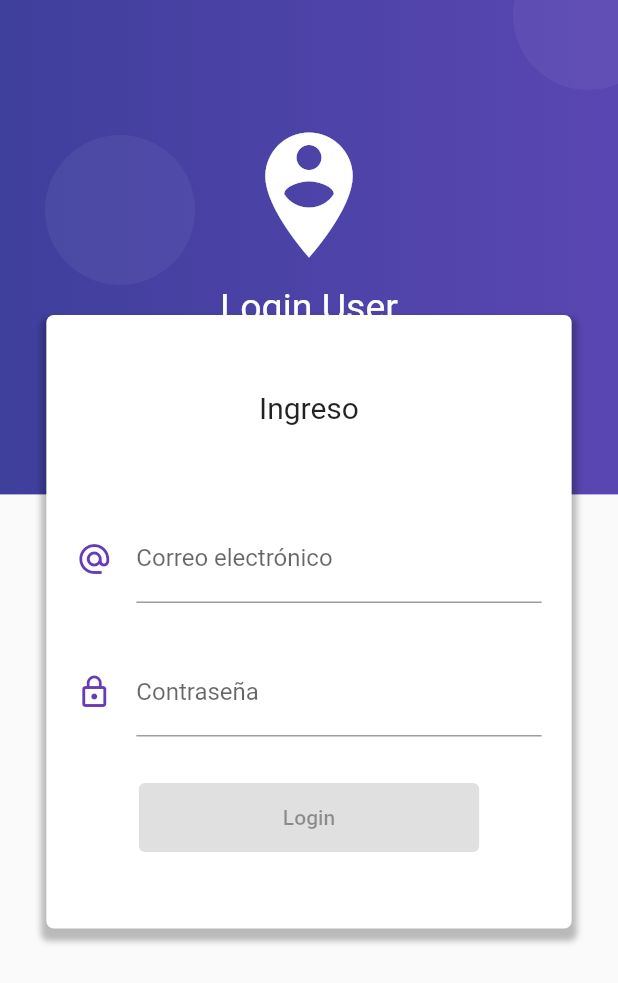
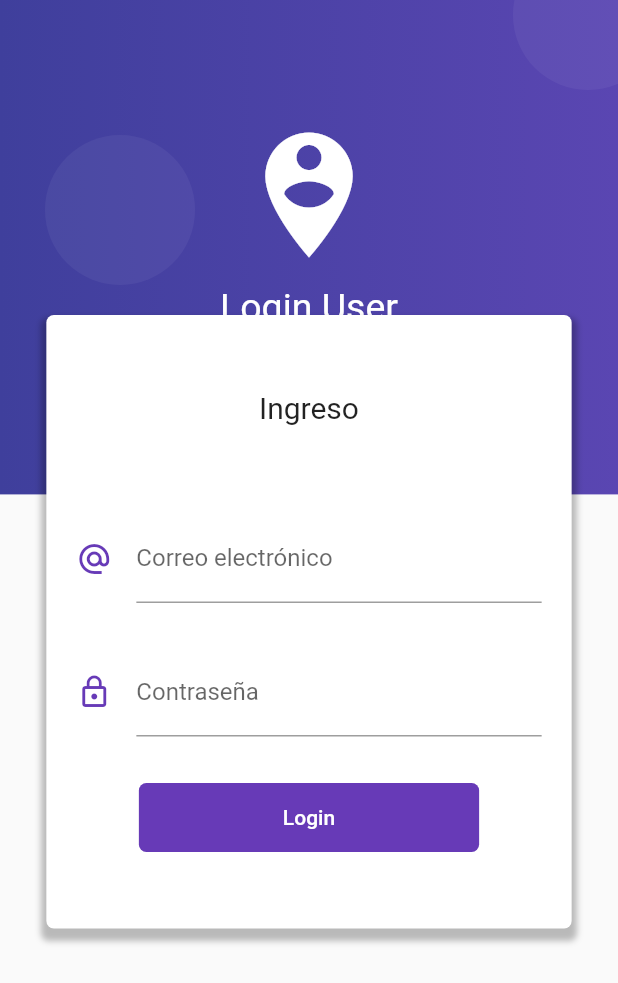
Before and after one commit to SimbakSmart/login_bloc, a Flutter app: the screen it shows after launch, on a phone screen of 412 x 824 dp. Shown: the top 983 px of the screen. Run offline on Flutter 3.47's test engine with Material 2 defaults, Android fonts, the phone set to English and light mode, and no system bars.

Commit message:
02 - ElevateButton Repalce RaisedButton

```diff
--- a/lib/src/pages/login_page.dart
+++ b/lib/src/pages/login_page.dart
@@ -148,14 +148,22 @@ class LoginPage extends StatelessWidget {
   }
 
   Widget _crearBoton( ) {
-    return ElevatedButton(onPressed: null,
-       // style: ButtonStyle( backgroundColor: Color(Colors.deepPurple) ),
+    return ElevatedButton(
+      child: Container(
+        padding: EdgeInsets.symmetric(horizontal: 80.0,vertical: 15.0),
+      child: Text('Login'),
+    ),
+     style: ElevatedButton.styleFrom(
+       shape: RoundedRectangleBorder(
+         borderRadius: BorderRadius.circular(5.0)
+       ),
+           elevation: 0.0,
+       backgroundColor: Colors.deepPurple,
+       foregroundColor: Colors.white
+     ),
+     onPressed:()=>{
 
-        child: Container(
-          padding: EdgeInsets.symmetric( horizontal: 80.0, vertical: 15.0),
-      child: Text('Login'),
-    )
-
+     },
     );
   }
 
```
Also changed, not shown: 2 other files.
